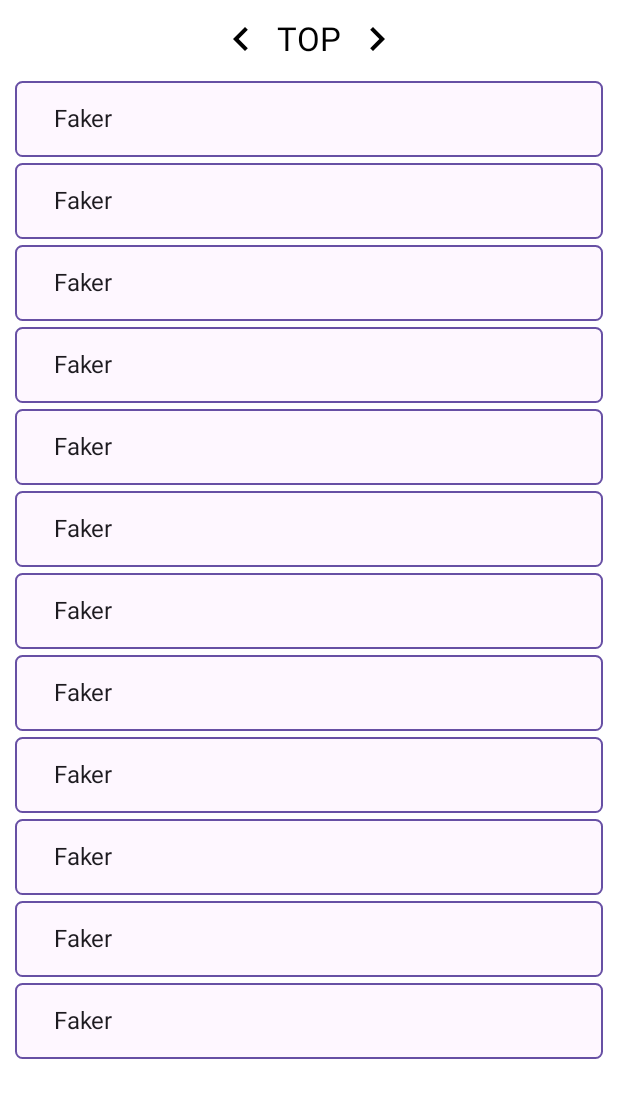
After one commit to SaquibKhanANU/LCK-Fantasy-League, an Android app built with Jetpack Compose: the @Preview function PlayerListSection, on a phone screen of 412 x 824 dp. The commit adds this screen. Shown: the top 1098 px of the screen. Run offline under Robolectric (Android 15) with nearby library versions, the phone set to English and light mode, and no system bars.

Commit message:
initial design

```diff
--- a/LCKFantasyApp/app/src/main/AndroidManifest.xml
+++ b/LCKFantasyApp/app/src/main/AndroidManifest.xml
@@ -1,6 +1,7 @@
 <?xml version="1.0" encoding="utf-8"?>
 <manifest xmlns:android="http://schemas.android.com/apk/res/android"
     xmlns:tools="http://schemas.android.com/tools">
+    <uses-permission android:name="android.permission.INTERNET" />
 
     <application
         android:allowBackup="true"
@@ -8,6 +9,7 @@
         android:fullBackupContent="@xml/backup_rules"
         android:icon="@mipmap/ic_launcher"
         android:label="@string/app_name"
+        android:roundIcon="@mipmap/ic_launcher_round"
         android:supportsRtl="true"
         android:theme="@style/Theme.LCKFantasyApp"
         tools:targetApi="31">
--- /dev/null
+++ b/LCKFantasyApp/app/src/main/java/com/example/lckfantasyapp/data/PlayerListCard.kt
@@ -0,0 +1,5 @@
+package com.example.lckfantasyapp.data
+
+data class PlayerListCard(
+    val playerName : String
+)
--- /dev/null
+++ b/LCKFantasyApp/app/src/main/java/com/example/lckfantasyapp/ui/components/PlayerListSection.kt
@@ -0,0 +1,138 @@
+
+import androidx.compose.foundation.BorderStroke
+import androidx.compose.foundation.layout.Arrangement
+import androidx.compose.foundation.layout.Column
+import androidx.compose.foundation.layout.Row
+import androidx.compose.foundation.layout.Spacer
+import androidx.compose.foundation.layout.fillMaxWidth
+import androidx.compose.foundation.layout.height
+import androidx.compose.foundation.layout.padding
+import androidx.compose.foundation.layout.size
+import androidx.compose.foundation.layout.width
+import androidx.compose.foundation.lazy.LazyColumn
+import androidx.compose.foundation.lazy.items
+import androidx.compose.foundation.shape.RoundedCornerShape
+import androidx.compose.material.icons.Icons
+import androidx.compose.material.icons.filled.KeyboardArrowLeft
+import androidx.compose.material.icons.filled.KeyboardArrowRight
+import androidx.compose.material3.Icon
+import androidx.compose.material3.MaterialTheme
+import androidx.compose.material3.OutlinedCard
+import androidx.compose.material3.Text
+import androidx.compose.runtime.Composable
+import androidx.compose.ui.Alignment
+import androidx.compose.ui.Modifier
+import androidx.compose.ui.graphics.Color
+import androidx.compose.ui.text.style.TextAlign
+import androidx.compose.ui.tooling.preview.Preview
+import androidx.compose.ui.unit.dp
+import androidx.compose.ui.unit.sp
+import com.example.lckfantasyapp.data.PlayerListCard
+
+val playerListCards  = listOf (
+    PlayerListCard(
+        playerName = "Faker"
+    ),
+    PlayerListCard(
+        playerName = "Faker"
+    ),
+    PlayerListCard(
+        playerName = "Faker"
+    ),
+    PlayerListCard(
+        playerName = "Faker"
+    ),
+    PlayerListCard(
+        playerName = "Faker"
+    ),
+    PlayerListCard(
+        playerName = "Faker"
+    ),
+    PlayerListCard(
+        playerName = "Faker"
+    ),
+    PlayerListCard(
+        playerName = "Faker"
+    ),
+    PlayerListCard(
+        playerName = "Faker"
+    ),
+    PlayerListCard(
+        playerName = "Faker"
+    ),
+    PlayerListCard(
+        playerName = "Faker"
+    ),
+    PlayerListCard(
+        playerName = "Faker"
+    ),
+)
+
+@Preview
+@Composable
+fun PlayerListSection() {
+    Column (
+        modifier = Modifier
+            .fillMaxWidth()
+            .padding(top = 10.dp)
+    )
+    {
+        Row(
+            horizontalArrangement = Arrangement.Center,
+            verticalAlignment = Alignment.CenterVertically,
+            modifier = Modifier.fillMaxWidth()
+        ) {
+            Icon(
+                imageVector = Icons.Default.KeyboardArrowLeft,
+                contentDescription = "Left Arrow",
+                tint = Color.Black,
+                modifier = Modifier.size(32.dp) // Adjust the size as needed
+            )
+            Text(
+                text = "TOP",
+                fontSize = 22.sp,
+                modifier = Modifier.padding(horizontal = 8.dp)
+            )
+            Icon(
+                imageVector = Icons.Default.KeyboardArrowRight,
+                contentDescription = "Right Arrow",
+                tint = Color.Black,
+                modifier = Modifier.size(32.dp) // Adjust the size as needed
+            )
+        }
+        Spacer(modifier = Modifier.height(10.dp))
+        LazyColumn (
+
+        ) {
+            items(playerListCards) {
+                    playerListItem -> PlayerListCard(playerListCard = playerListItem)
+            }
+        }
+    }
+}
+
+@Composable
+fun PlayerListCard(playerListCard: PlayerListCard) {
+    OutlinedCard(
+        modifier = Modifier
+            .fillMaxWidth()
+            .padding(horizontal = 10.dp, vertical = 2.dp),
+        shape = RoundedCornerShape(5.dp),
+        border = BorderStroke(1.dp, MaterialTheme.colorScheme.primary),
+    ) {
+        Row(
+            modifier = Modifier.padding(16.dp),
+            verticalAlignment = Alignment.CenterVertically
+        ) {
+            Spacer(modifier = Modifier.width(10.dp))
+            Column {
+                // Display player name
+                Text(
+                    text = playerListCard.playerName,
+                    fontSize = 16.sp,
+                    textAlign = TextAlign.Start
+                )
+            }
+        }
+    }
+}
--- a/LCKFantasyApp/app/src/main/res/mipmap-anydpi-v26/ic_launcher.xml
+++ b/LCKFantasyApp/app/src/main/res/mipmap-anydpi-v26/ic_launcher.xml
@@ -2,4 +2,5 @@
 <adaptive-icon xmlns:android="http://schemas.android.com/apk/res/android">
     <background android:drawable="@drawable/ic_launcher_background" />
     <foreground android:drawable="@drawable/ic_launcher_foreground" />
+    <monochrome android:drawable="@drawable/ic_launcher_foreground" />
 </adaptive-icon>
--- a/LCKFantasyApp/app/src/main/res/mipmap-anydpi-v26/ic_launcher_round.xml
+++ b/LCKFantasyApp/app/src/main/res/mipmap-anydpi-v26/ic_launcher_round.xml
@@ -2,4 +2,5 @@
 <adaptive-icon xmlns:android="http://schemas.android.com/apk/res/android">
     <background android:drawable="@drawable/ic_launcher_background" />
     <foreground android:drawable="@drawable/ic_launcher_foreground" />
+    <monochrome android:drawable="@drawable/ic_launcher_foreground" />
 </adaptive-icon>
--- a/LCKFantasyApp/app/src/main/res/mipmap-anydpi-v33/ic_launcher.xml
+++ /dev/null
@@ -1,6 +0,0 @@
-<?xml version="1.0" encoding="utf-8"?>
-<adaptive-icon xmlns:android="http://schemas.android.com/apk/res/android">
-    <background android:drawable="@drawable/ic_launcher_background" />
-    <foreground android:drawable="@drawable/ic_launcher_foreground" />
-    <monochrome android:drawable="@drawable/ic_launcher_foreground" />
-</adaptive-icon>
--- a/LCKFantasyApp/app/src/main/res/values/themes.xml
+++ b/LCKFantasyApp/app/src/main/res/values/themes.xml
@@ -1,7 +1,5 @@
 <?xml version="1.0" encoding="utf-8"?>
 <resources>
 
-    <style name="Theme.LCKFantasyApp" parent="android:Theme.Material.Light.NoActionBar">
-        <item name="android:statusBarColor">@color/purple_700</item>
-    </style>
+    <style name="Theme.LCKFantasyApp" parent="android:Theme.Material.Light.NoActionBar" />
 </resources>
--- a/LCKFantasyApp/gradle.properties
+++ b/LCKFantasyApp/gradle.properties
@@ -8,8 +8,8 @@
 # The setting is particularly useful for tweaking memory settings.
 org.gradle.jvmargs=-Xmx2048m -Dfile.encoding=UTF-8
 # When configured, Gradle will run in incubating parallel mode.
-# This option should only be used with decoupled projects. More details, visit
-# http://www.gradle.org/docs/current/userguide/multi_project_builds.html#sec:decoupled_projects
+# This option should only be used with decoupled projects. For more details, visit
+# https://developer.android.com/r/tools/gradle-multi-project-decoupled-projects
 # org.gradle.parallel=true
 # AndroidX package structure to make it clearer which packages are bundled with the
 # Android operating system, and which are packaged with your app's APK
```
Also changed, not shown: LCKFantasyApp/app/build.gradle (deleted, +0 -63 lines), LCKFantasyApp/app/src/main/java/com/example/lckfantasyapp/MainActivity.kt (+29 -12 lines), LCKFantasyApp/app/src/main/java/com/example/lckfantasyapp/ui/theme/Color.kt (+7 -4 lines), LCKFantasyApp/app/src/main/java/com/example/lckfantasyapp/ui/theme/Shape.kt (deleted, +0 -11 lines), LCKFantasyApp/app/src/main/java/com/example/lckfantasyapp/ui/theme/Theme.kt (+46 -22 lines), LCKFantasyApp/app/src/main/java/com/example/lckfantasyapp/ui/theme/Type.kt (+16 -10 lines), LCKFantasyApp/app/src/main/res/drawable-v24/ic_launcher_foreground.xml (deleted, +0 -30 lines), LCKFantasyApp/build.gradle (deleted, +0 -10 lines), LCKFantasyApp/settings.gradle (deleted, +0 -16 lines), LCKFantasyApp/gradle/wrapper/gradle-wrapper.properties.
